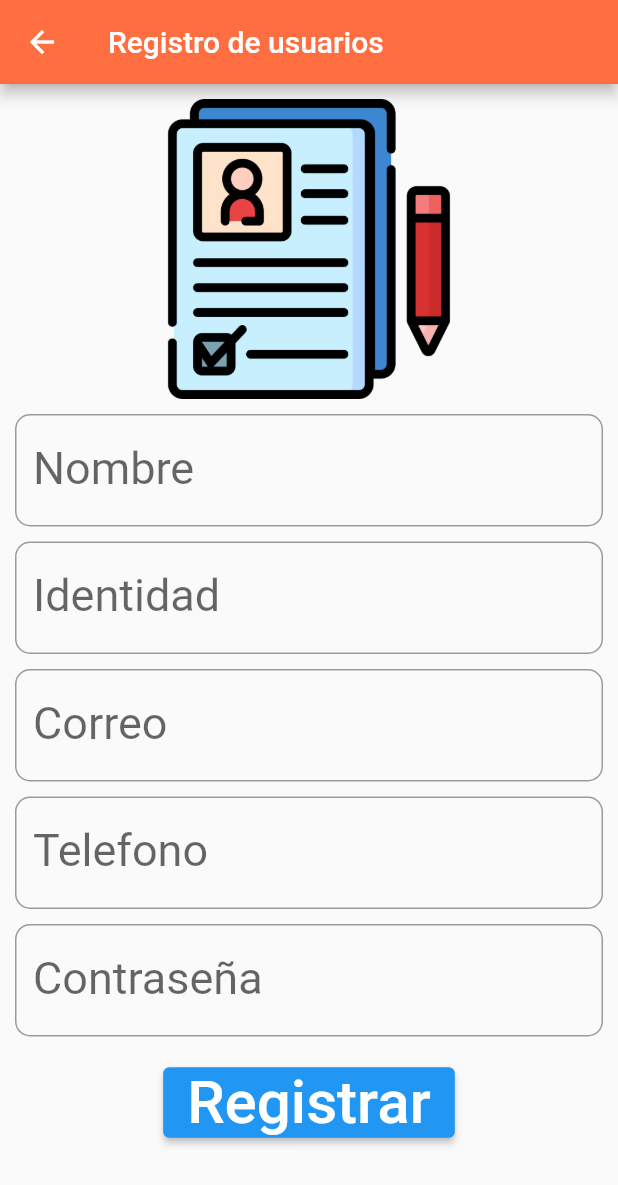
After one commit to camilodelgado877/pproyecto, a Flutter app: the screen it shows after launch, after a tap on "Registrar", on a phone screen of 412 x 824 dp. The commit adds this screen. Shown: the top 1185 px of the screen. Run offline on Flutter 3.47's test engine with Material 2 defaults, Android fonts, the phone set to English and light mode, and no system bars; our stand-ins replace cloud_firestore, firebase_core; accounts and stored records are empty.

Commit message:
creación de la pantalla registro y metodo para guardar información del usuario en firebase

```diff
--- /dev/null
+++ b/lib/View/Registro.dart
@@ -0,0 +1,157 @@
+import 'package:flutter/material.dart';
+import 'package:cloud_firestore/cloud_firestore.dart';
+import 'package:firebase_core/firebase_core.dart';
+import 'package:pproyecto/firebase_options.dart';
+
+class Registro extends StatefulWidget {
+  @override
+  RegistroApp createState() => RegistroApp();
+}
+
+class RegistroApp extends State<Registro>{
+  TextEditingController nombre = TextEditingController();
+  TextEditingController identidad = TextEditingController();
+  TextEditingController correo = TextEditingController();
+  TextEditingController telefono = TextEditingController();
+  TextEditingController password = TextEditingController();
+  final firebase = FirebaseFirestore.instance; // Instancia de firebase
+
+  insertarDatos() async{
+    try{
+      //await cargara solo si esta completa la instrucción
+      await firebase.collection('Usuarios').doc().set({
+        "NombreUsuario":nombre.text,
+        "IdentidadUsuario":identidad.text,
+        "CorreoUsuario":correo.text,
+        "TelefonoUsuario":telefono.text,
+        "ContraseñaUsuario":password.text,
+      });
+      print('envio correcto');
+    }catch(e){
+      print('Error en insert ......  '+ e.toString());
+    }
+  }
+
+
+  @override
+  Widget build(BuildContext context){
+
+    return Scaffold(
+      appBar: AppBar(
+        title: Text('Registro de usuarios'),
+        backgroundColor: Colors.deepOrangeAccent,
+      ),
+      body: SingleChildScrollView(
+        child: Column(
+          children: [
+            Padding(padding: EdgeInsets.only(top: 10, left: 10, right:10),
+              child: Container(
+                width: 200,
+                height: 200,
+                child: Image.asset('assets/registro.png'),
+              ),
+            ),
+            Padding(padding: EdgeInsets.only(top: 10,left: 10,right: 10),
+            child: TextField(
+              controller: nombre,
+              decoration: InputDecoration(
+                border: OutlineInputBorder(
+                  borderRadius: BorderRadius.circular(10)
+                ),
+                labelText: 'Nombre',
+                hintText: 'Ingrese el nombre'
+              ),
+              style: TextStyle(
+                  color: Color(0xFF0097ff),
+                  fontSize: 30
+              ),
+            ),
+            ),
+            Padding(padding: EdgeInsets.only(top: 10,left: 10,right: 10),
+              child: TextField(
+                controller: identidad,
+                decoration: InputDecoration(
+                    border: OutlineInputBorder(
+                        borderRadius: BorderRadius.circular(10)
+                    ),
+                    labelText: 'Identidad',
+                  hintText: 'Digite el numero de identificación'
+                ),
+                style: TextStyle(
+                  color: Color(0xFF0097ff),
+                    fontSize: 30
+                ),
+              ),
+            ),
+            Padding(padding: EdgeInsets.only(top: 10,left: 10,right: 10),
+              child: TextField(
+                controller: correo,
+                decoration: InputDecoration(
+                    border: OutlineInputBorder(
+                        borderRadius: BorderRadius.circular(10)
+                    ),
+                    labelText: 'Correo',
+                  hintText: 'Ingrese el correo electronico'
+                ),
+                style: TextStyle(
+                    color: Color(0xFF0097ff),
+                    fontSize: 30
+                ),
+              ),
+            ),
+            Padding(padding: EdgeInsets.only(top: 10,left: 10,right: 10),
+              child: TextField(
+                controller: telefono,
+                decoration: InputDecoration(
+                    border: OutlineInputBorder(
+                        borderRadius: BorderRadius.circular(10)
+                    ),
+                    labelText: 'Telefono',
+                  hintText: 'Digite el numero de contacto'
+                ),
+                style: TextStyle(
+                    color: Color(0xFF0097ff),
+                  fontSize: 30
+                ),
+              ),
+            ),
+            Padding(padding: EdgeInsets.only(top: 10,left: 10,right: 10),
+              child: TextField(
+                controller: password,
+                decoration: InputDecoration(
+                    border: OutlineInputBorder(
+                        borderRadius: BorderRadius.circular(10)
+                    ),
+                    labelText: 'Contraseña',
+                    hintText: 'Digite la contraseña'
+                ),
+                style: TextStyle(
+                    color: Color(0xFF0097ff),
+                    fontSize: 30
+                ),
+              ),
+            ),
+            Padding(padding: EdgeInsets.only(top: 20, left: 10,right: 10),
+              child: ElevatedButton(
+                onPressed: (){
+                  print(nombre.text);
+                  print(identidad.text);
+                  print(correo.text);
+                  print(telefono.text);
+                  //correo.text='boton presionado';
+                  insertarDatos();
+
+                },
+                child: Text('Registrar',
+                style: TextStyle(
+                  fontSize: 40
+                ),),
+              ),
+            ),
+          ],
+        ),
+      ),
+    );
+
+  }
+}
--- a/lib/main.dart
+++ b/lib/main.dart
@@ -1,7 +1,9 @@
 import 'package:flutter/material.dart';
 import 'package:firebase_core/firebase_core.dart';
 import 'package:cloud_firestore/cloud_firestore.dart';
+import 'package:pproyecto/View/Registro.dart';
 import 'firebase_options.dart';
+import 'package:pproyecto/View/Registro.dart';
 
 void main() async{
   WidgetsFlutterBinding.ensureInitialized();
@@ -36,8 +38,8 @@ class HomeStart extends State<Home>{
             children: [
               Padding(padding: EdgeInsets.only(top: 10, left: 10, right:10),
               child: Container(
-                width: 400,
-                height: 400,
+                width: 200,
+                height: 200,
                 child: Image.asset('assets/login.png'),
               ),
               ),
@@ -72,6 +74,17 @@ class HomeStart extends State<Home>{
                 child: Text('Enviar'),
               ),
               ),
+
+              Padding(padding: EdgeInsets.only(top: 20, left: 10,right: 10),
+                child: TextButton(
+                  onPressed: (){
+                    Navigator.push(context, MaterialPageRoute(builder: (_) => Registro()));
+                    print('Boton presionado');
+
+                  },
+                  child: Text('Registrar  '),
+                ),
+              ),
             ]
           ),
 
```
Also changed, not shown: assets/registro.png (added).
